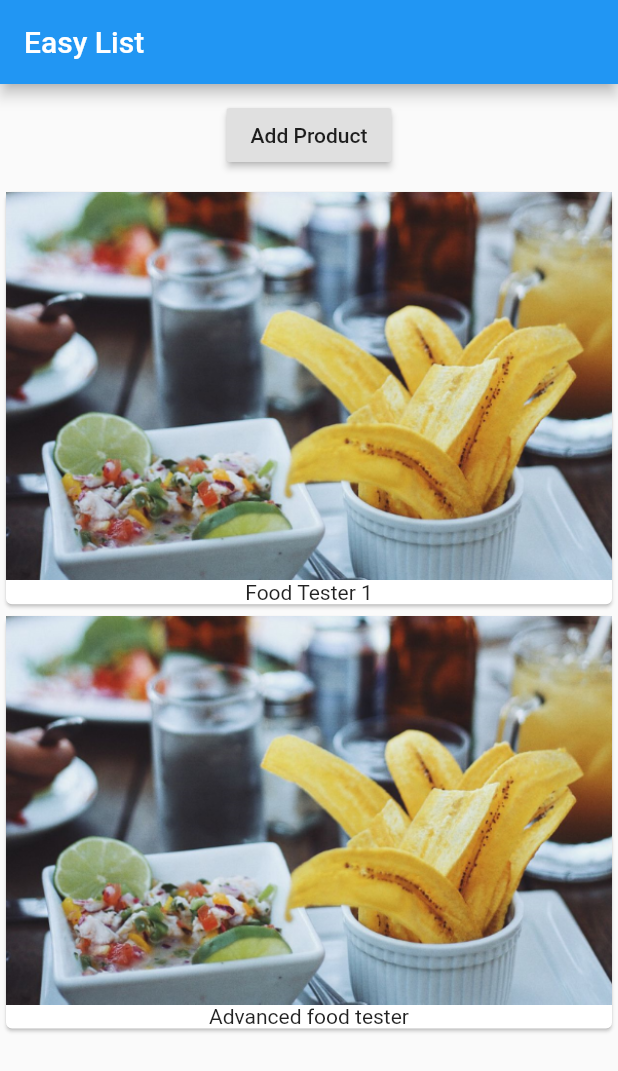
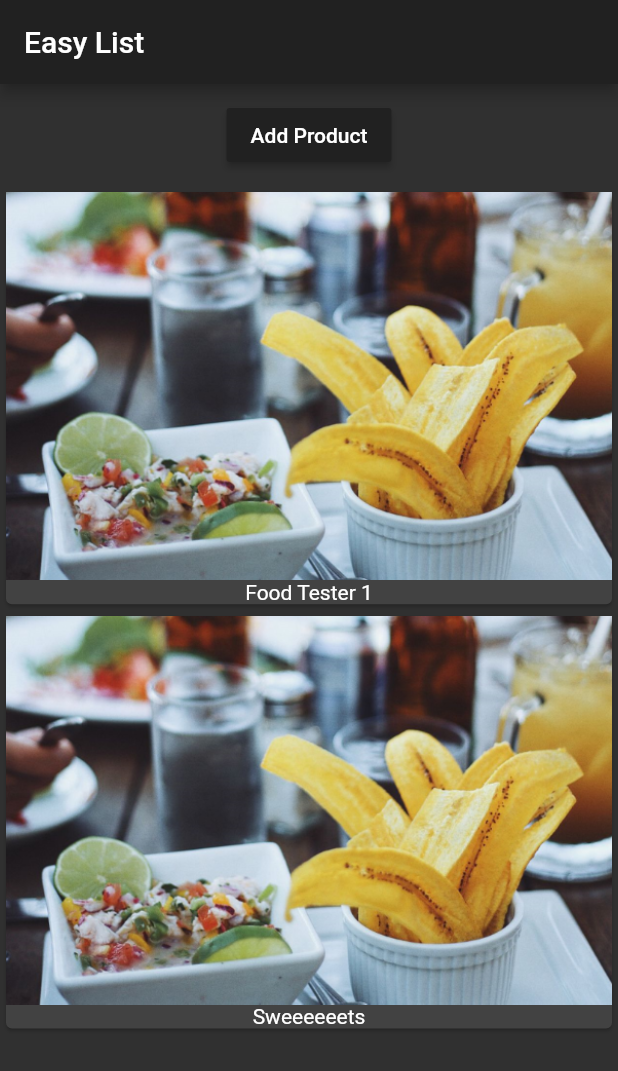
Before and after one commit to sharad-ghimire/learning, a Flutter app: the screen it shows after launch, after a tap on "Add Product", on a phone screen of 412 x 824 dp. Shown: the top 1071 px of the screen. Run offline on Flutter 3.47's test engine with Material 2 defaults, Android fonts, the phone set to English and light mode, and no system bars.

Commit message:
[maxi-flutter] Passing the state up (lifting)

```diff
--- a/flutter/maximillian_flutter/lib/main.dart
+++ b/flutter/maximillian_flutter/lib/main.dart
@@ -7,11 +7,15 @@ class MyApp extends StatelessWidget {
   @override
   Widget build(BuildContext context) {
     return MaterialApp(
+      theme: ThemeData(
+          primarySwatch: Colors.deepOrange,
+          accentColor: Colors.purple,
+          brightness: Brightness.dark),
       home: Scaffold(
           appBar: AppBar(
             title: Text('Easy List'),
           ),
-          body: ProductManager('Food Tester 1')),
+          body: ProductManager(startingProduct: 'Food Tester 1')),
     );
   }
 }
--- a/flutter/maximillian_flutter/lib/product.dart
+++ b/flutter/maximillian_flutter/lib/product.dart
@@ -3,23 +3,21 @@ import 'package:flutter/material.dart';
 class Products extends StatelessWidget {
   final List<String> products;
 
-  Products(this.products); //Constructor
+  Products([this.products = const []]); //Constructor with defaualt postional argument (parameter)
 
   @override
   Widget build(BuildContext context) {
     return Column(
-      children: products
-          .map(
-            (element) => Card(
-                  child: Column(
-                    children: <Widget>[
-                      Image.asset('assets/food.png'),
-                      Text(element)
-                    ],
-                  ),
-                ),
-          )
-          .toList(),
+      children: products.map(
+        (element) {
+          var image = Image.asset('assets/food.png');
+          return Card(
+            child: Column(
+              children: <Widget>[image, Text(element)],
+            ),
+          );
+        },
+      ).toList(),
     );
   }
 }
--- /dev/null
+++ b/flutter/maximillian_flutter/lib/product_control.dart
@@ -0,0 +1,17 @@
+import 'package:flutter/material.dart';
+
+class ProductControl extends StatelessWidget {
+  final Function addProducts; //passed function
+  ProductControl(this.addProducts);
+
+  @override
+  Widget build(BuildContext context) {
+    return RaisedButton(
+      color: Theme.of(context).primaryColor,
+      child: Text('Add Product'),
+      onPressed: () {
+        addProducts('Sweeeeeets');
+      },
+    );
+  }
+}
--- a/flutter/maximillian_flutter/lib/product_manager.dart
+++ b/flutter/maximillian_flutter/lib/product_manager.dart
@@ -1,11 +1,15 @@
 import 'package:flutter/material.dart';
 
 import './product.dart';
+import './product_control.dart';
 
 class ProductManager extends StatefulWidget {
   final String startingProduct;
+  // Should be a immutable class and data should be changed in State Class below
 
-  ProductManager(this.startingProduct);
+  ProductManager({this.startingProduct = "Sweet Default"});
+  //Constructor with default named argument
+
   @override
   State<StatefulWidget> createState() {
     return _ProductManagerState();
@@ -13,28 +17,27 @@ class ProductManager extends StatefulWidget {
 }
 
 class _ProductManagerState extends State<ProductManager> {
-  List<String> _products = [];
+  List<String> _products = []; // _ only used in this file (class)
 
+  // Using startingProduct
   @override
   void initState() {
+    // runs before build() runs
     _products.add(widget.startingProduct);
-    super.initState();
+    super.initState(); //super refershs to the base class
+  }
+
+  void _addProducts(String product) {
+    setState(() {
+      _products.add(product);
+    });
   }
 
   @override
   Widget build(BuildContext context) {
     return Column(children: <Widget>[
       Container(
-        margin: EdgeInsets.all(10.0),
-        child: RaisedButton(
-          child: Text('Add Product'),
-          onPressed: () {
-            setState(() {
-              _products.add('Advanced food tester');
-            });
-          },
-        ),
-      ),
+          margin: EdgeInsets.all(10.0), child: ProductControl(_addProducts)), //pass the ref of the function
       Products(_products)
     ]);
   }
```
